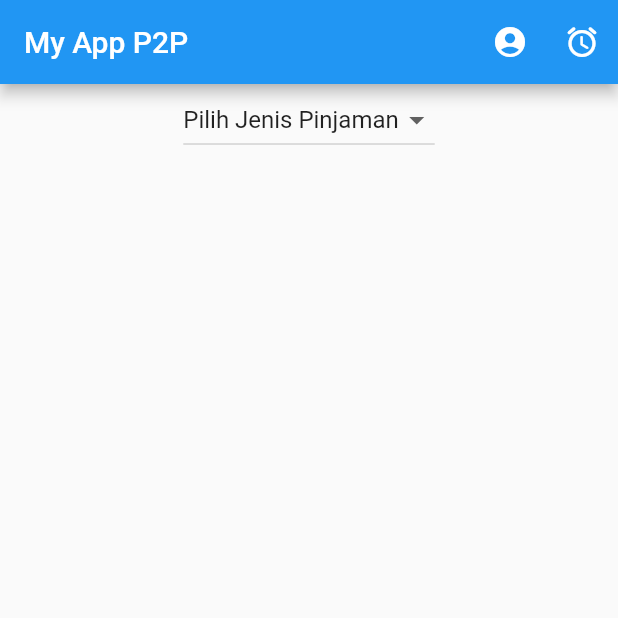
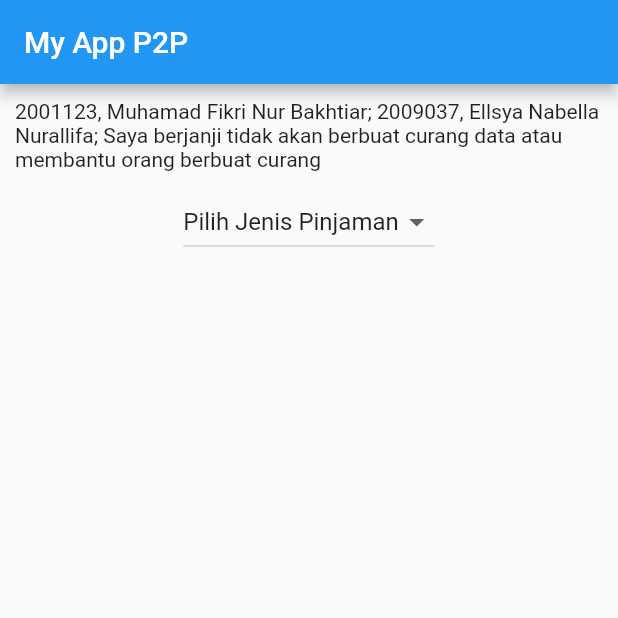
Before and after one commit to ViiBakhtiar/Quiz3_Promvis, a Flutter app: the screen it shows after launch, on a phone screen of 412 x 824 dp, the top half of it. Run offline on Flutter 3.47's test engine with Material 2 defaults, Android fonts, the phone set to English and light mode, and no system bars.

Commit message:
Tambah Identitas dan Janji

```diff
--- a/lib/main.dart
+++ b/lib/main.dart
@@ -57,12 +57,15 @@ class MyAppState extends State<MyApp> {
       title: 'Hello App',
       home: Scaffold(
         appBar: AppBar(
-            title: Text('My App P2P'),
-            actions: <Widget>[ButtonNamaKelompok(), ButtonPerjanjian()]),
+            title: Text('My App P2P')),
         body: Center(
             child: Column(
               mainAxisAlignment: MainAxisAlignment.start,
               children: [
+                Padding(
+                  padding: EdgeInsets.all((10)),
+                  child: Text('2001123, Muhamad Fikri Nur Bakhtiar; 2009037, Ellsya Nabella Nurallifa; Saya berjanji tidak akan berbuat curang data atau membantu orang berbuat curang'),
+                ),
                 DropdownButton(
                   value: pilihanPinjaman,
                   items: pinjaman,
@@ -81,53 +84,3 @@ class MyAppState extends State<MyApp> {
     ); //Material APP
   }
 }
-
-
-class ButtonNamaKelompok extends StatelessWidget {
-  const ButtonNamaKelompok({Key? key}) : super(key: key);
-
-
-  @override
-  Widget build(BuildContext context) {
-    return IconButton(
-      icon: Icon(Icons.account_circle_rounded),
-      onPressed: () {
-        // icon account di tap
-        showDialog<String>(
-          context: context,
-          builder: (BuildContext context) => AlertDialog(
-            title: const Text('Kelompok 18'),
-            content: const Text('Muhamad Fikri Nur Bakhtiar (fikribakhtiar62@upi.edu) ; Ellsya Nabella Nurallifa (ellsyanabella13@upi.edu)'),
-            actions: <Widget>[
-              TextButton(
-                onPressed: () => Navigator.pop(context, 'OK'),
-                child: const Text('OK'),
-              ),
-            ],
-          ),
-        );
-      },
-    );
-  }
-}
-
-
-class ButtonPerjanjian extends StatelessWidget {
-  const ButtonPerjanjian({Key? key}) : super(key: key);
-
-
-  @override
-  Widget build(BuildContext context) {
-    return IconButton(
-      icon: Icon(Icons.access_alarm_rounded),
-      onPressed: () {
-        // icon setting ditap
-        const snackBar = SnackBar(
-          duration: Duration(seconds: 20),
-          content: Text('Kami berjanji  tidak akan berbuat curang dan atau membantu kelompok lain berbuat curang'),
-        );
-        ScaffoldMessenger.of(context).showSnackBar(snackBar);
-      },
-    );
-  }
-}
```
